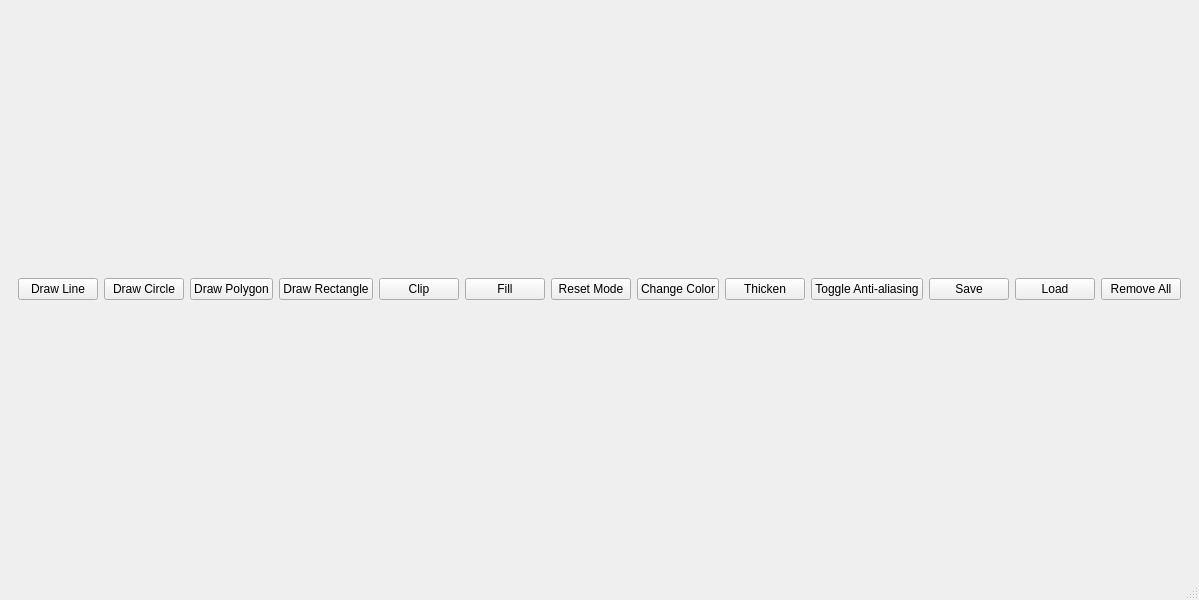
Qt form mainwindow.ui (matined/qt-paint) before a commit.
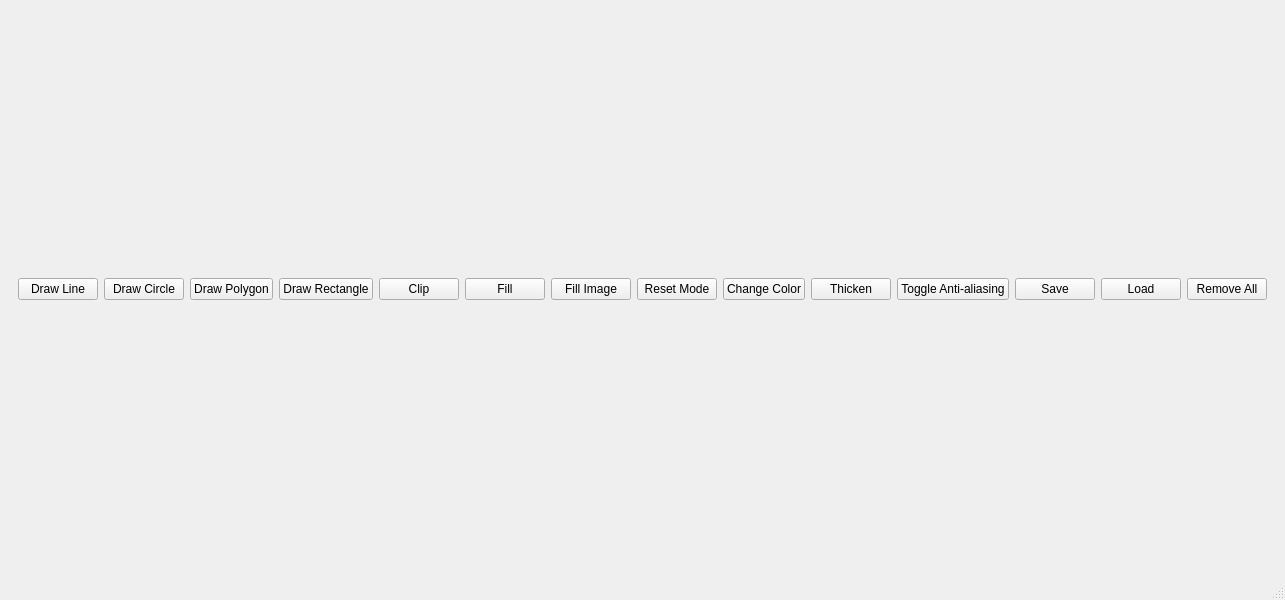
The same form after that commit.

Commit message: feat: image filling

Diff of the .ui file:
```diff
--- a/mainwindow.ui
+++ b/mainwindow.ui
@@ -60,6 +60,13 @@
          </property>
         </widget>
        </item>
+       <item>
+        <widget class="QPushButton" name="btnImageFill">
+         <property name="text">
+          <string>Fill Image</string>
+         </property>
+        </widget>
+       </item>
        <item>
         <spacer name="horizontalSpacer">
          <property name="orientation">
```
The commit also changes 6 other files.
